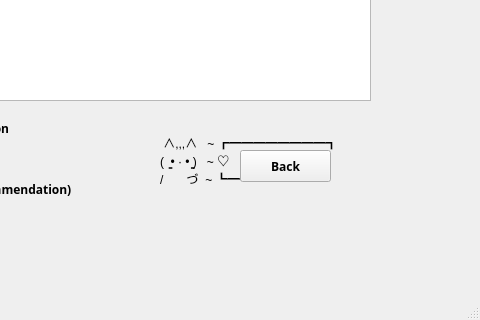
Old version of the form outputwindow.ui in the repository angelali314159/MyStudySpace; both pictures show x 320 to 800 and y 280 to 600 of the 800 by 600 pixel window.
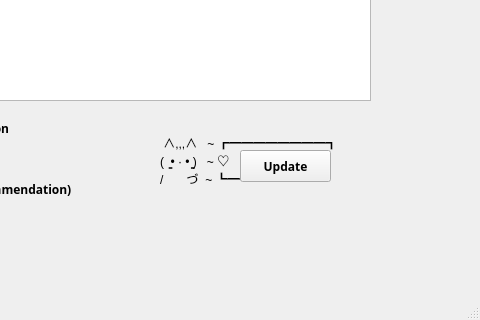
New version of the form.

```diff
--- a/outputwindow.ui
+++ b/outputwindow.ui
@@ -122,7 +122,7 @@
      </font>
     </property>
     <property name="text">
-     <string>Back</string>
+     <string>Update</string>
     </property>
    </widget>
    <widget class="QLabel" name="label_3">
```
